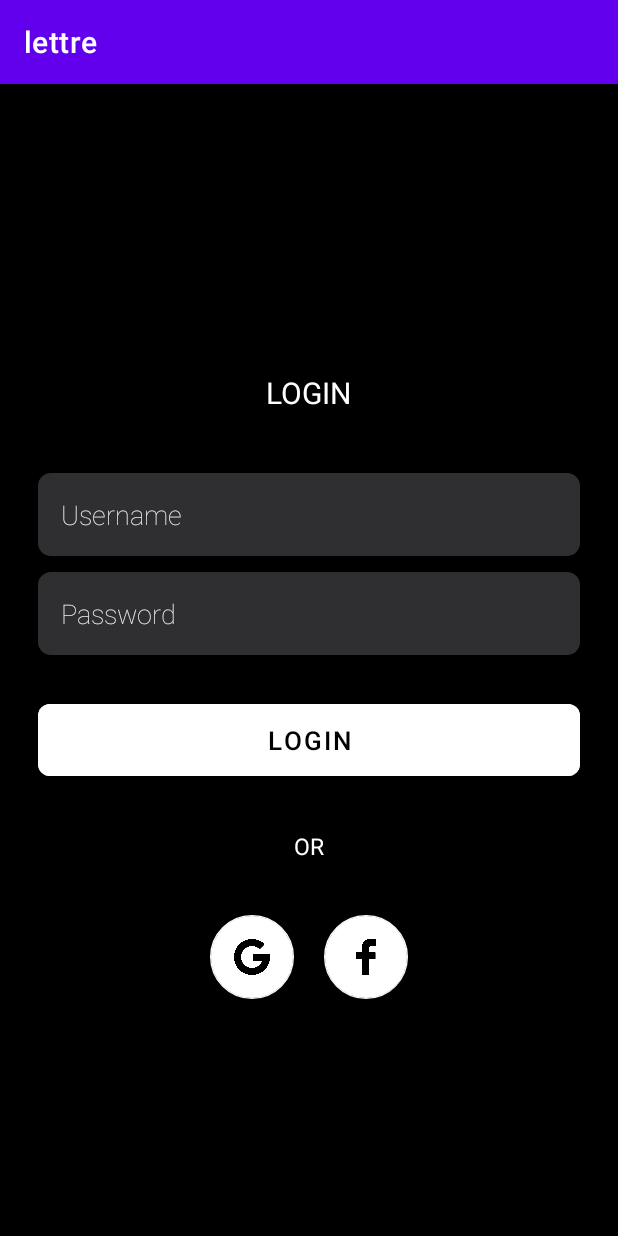
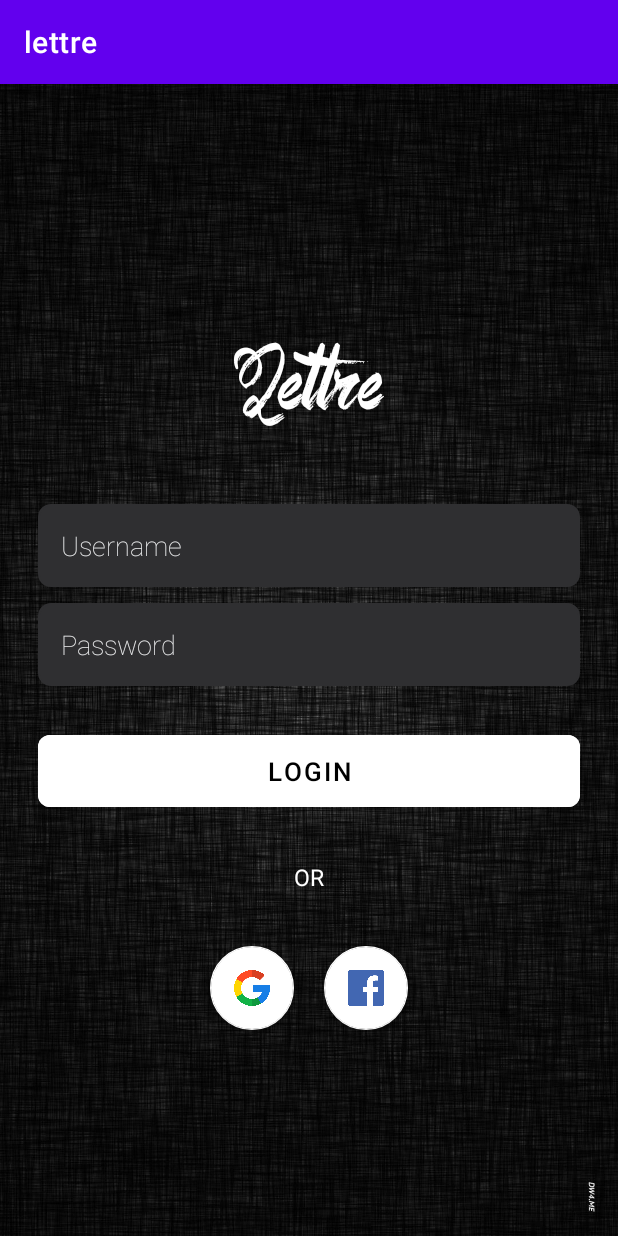
Before and after one commit to monishstark/lettre_project, an Android app: the screen it shows after launch (login), on a phone screen of 412 x 824 dp. Run offline under Robolectric (Android 15) with nearby library versions, the phone set to English and light mode, and no system bars; our stand-ins replace Firebase (no records; nobody signed in at launch, a user with empty details on screens opened directly).

Commit message:
Completed Login Screen

```diff
--- a/app/src/main/java/com/example/lettre/login.java
+++ b/app/src/main/java/com/example/lettre/login.java
@@ -4,10 +4,12 @@ import androidx.annotation.NonNull;
 import androidx.appcompat.app.AppCompatActivity;
 
 import android.content.Intent;
+import android.graphics.Typeface;
 import android.os.Bundle;
 import android.provider.ContactsContract;
 import android.view.View;
 import android.widget.Button;
+import android.widget.TextView;
 import android.widget.Toast;
 
 import com.google.android.gms.auth.api.signin.GoogleSignIn;
@@ -23,6 +25,8 @@ import com.google.firebase.auth.FirebaseAuth;
 import com.google.firebase.auth.FirebaseUser;
 import com.google.firebase.auth.GoogleAuthProvider;
 
+import org.w3c.dom.Text;
+
 public class login extends AppCompatActivity {
 private final static int RC_SIGN_IN= 123;
     private GoogleSignInClient mGoogleSignInClient;
@@ -32,6 +36,11 @@ private final static int RC_SIGN_IN= 123;
     @Override
     protected void onStart() {
         super.onStart();
+
+        Typeface type = Typeface.createFromAsset(getAssets(),"fonts/art_brewery.ttf");
+        TextView login = (TextView) findViewById(R.id.login);
+        login.setTypeface(type);
+
         FirebaseUser user= mAuth.getCurrentUser();
         if (user!=null) {                                                                      //if user is logged skips the profile step
             Intent intent = new Intent(getApplicationContext(), MainActivity.class);
--- a/app/src/main/java/com/example/lettre/profile.java
+++ b/app/src/main/java/com/example/lettre/profile.java
@@ -74,7 +74,6 @@ public class profile extends AppCompatActivity {
         name= findViewById(R.id.name);
         mail= findViewById(R.id.mail);
         dp= findViewById(R.id.dp);
-        id= findViewById(R.id.id);
         country= findViewById(R.id.country);
         Continue= findViewById(R.id.Continue);
         logout= findViewById(R.id.logout);
@@ -84,7 +83,6 @@ public class profile extends AppCompatActivity {
             name.setText(signInAccount.getDisplayName());
             mail.setText(signInAccount.getEmail());
             dp.setImageURI(signInAccount.getPhotoUrl());
-            id.setText(signInAccount.getId());
             String personPhotoUrl = signInAccount.getPhotoUrl().toString();
             Glide.with(getApplicationContext()).load(personPhotoUrl)
                     .thumbnail(0.5f)
--- a/app/src/main/res/layout/activity_login.xml
+++ b/app/src/main/res/layout/activity_login.xml
@@ -5,7 +5,7 @@
     android:layout_width="match_parent"
     android:layout_height="match_parent"
     android:alpha="1"
-    android:background="@color/black"
+    android:background="@drawable/login_bg"
     tools:context=".login">
 
 
@@ -22,9 +22,9 @@
             android:layout_height="wrap_content"
             android:layout_centerHorizontal="true"
             android:padding="40dp"
-            android:text="LOGIN"
+            android:text="Lettre"
             android:textColor="#ffffff"
-            android:textSize="20sp" />
+            android:textSize="60sp" />
 
         <EditText
             android:id="@+id/username"
@@ -32,8 +32,8 @@
             android:layout_height="wrap_content"
             android:background="@drawable/login_edittext_round"
             android:ems="10"
+            android:fontFamily="sans-serif-thin"
             android:hint="Username"
-            android:fontFamily="sans-serif-thin"
             android:inputType="textPersonName"
             android:padding="15dp"
             android:textColorHint="#edeeef" />
@@ -51,8 +51,8 @@
             android:layout_height="wrap_content"
             android:background="@drawable/login_edittext_round"
             android:ems="10"
+            android:fontFamily="sans-serif-thin"
             android:hint="Password"
-            android:fontFamily="sans-serif-thin"
             android:inputType="textPassword"
             android:padding="15dp"
             android:textColorHint="#edeeef" />
@@ -71,8 +71,8 @@
             android:backgroundTint="@color/white"
             android:padding="12dp"
             android:text="login"
+            android:textColor="#000000"
             android:textSize="17sp"
-            android:textColor="#000000"
             app:cornerRadius="8dp"
             app:iconTint="#FFFFFF" />
 
@@ -82,34 +82,36 @@
             android:layout_height="wrap_content"
             android:padding="30dp"
             android:text="OR"
-            android:textSize="15sp"
-            android:textColor="#ffffff" />
+            android:textColor="#ffffff"
+            android:textSize="15sp" />
 
         <LinearLayout
             android:layout_width="wrap_content"
             android:layout_height="wrap_content"
             android:layout_centerHorizontal="true"
-            android:padding="5dp"
-            android:orientation="horizontal">
+            android:orientation="horizontal"
+            android:padding="5dp">
 
             <com.google.android.material.floatingactionbutton.FloatingActionButton
                 android:id="@+id/google_sigin"
                 android:layout_width="match_parent"
                 android:layout_height="wrap_content"
+                android:layout_marginRight="10dp"
                 android:clickable="true"
-                android:layout_marginRight="10dp"
                 app:backgroundTint="@color/white"
                 app:rippleColor="#FFFFFF"
-                app:srcCompat="@drawable/google" />
+                app:srcCompat="@drawable/google"
+                app:tint="@null" />
 
             <com.google.android.material.floatingactionbutton.FloatingActionButton
                 android:id="@+id/fb_login"
                 android:layout_width="match_parent"
                 android:layout_height="wrap_content"
+                android:layout_marginLeft="10dp"
                 android:clickable="true"
-                android:layout_marginLeft="10dp"
                 app:backgroundTint="@color/white"
-                app:srcCompat="@drawable/facebook_logo" />
+                app:srcCompat="@drawable/facebook"
+                app:tint="@null" />
 
         </LinearLayout>
 
```
Also changed, not shown: app/src/main/res/layout/activity_profile.xml (+67 -100 lines), app/src/main/assets/fonts/art_brewery.ttf (added), app/src/main/res/drawable/login_bg.jpg (added).
